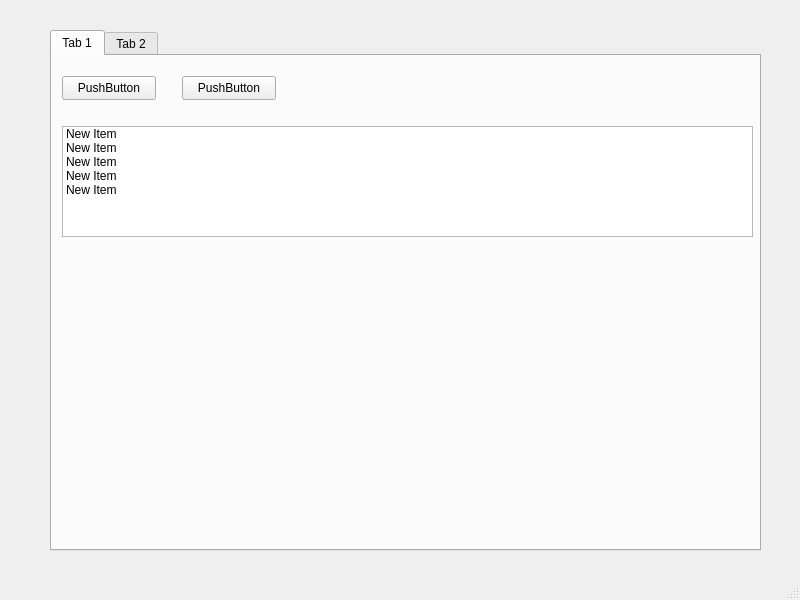
AlexanderKaess/HealthAndProductivityAssistant, file ui/MainWindow.ui: the form before one commit.
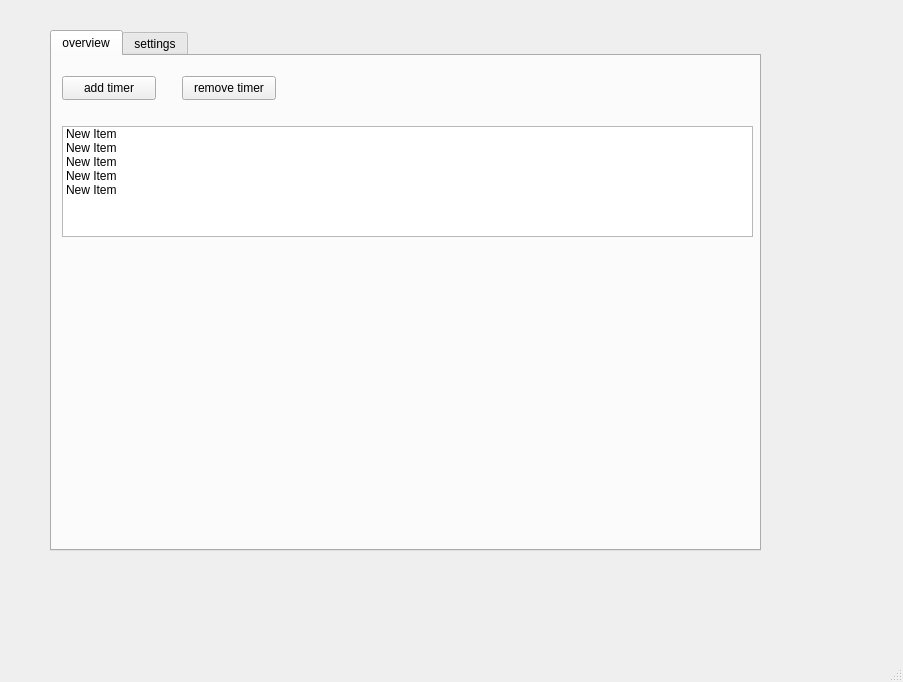
The form after the commit.

Diff of the .ui file:
```diff
--- a/ui/MainWindow.ui
+++ b/ui/MainWindow.ui
@@ -6,8 +6,8 @@
    <rect>
     <x>0</x>
     <y>0</y>
-    <width>800</width>
-    <height>600</height>
+    <width>903</width>
+    <height>682</height>
    </rect>
   </property>
   <property name="windowTitle">
@@ -23,11 +23,17 @@
       <height>521</height>
      </rect>
     </property>
-    <widget class="QWidget" name="tab">
+    <property name="tabPosition">
+     <enum>QTabWidget::TabPosition::North</enum>
+    </property>
+    <property name="currentIndex">
+     <number>0</number>
+    </property>
+    <widget class="QWidget" name="overviewTab">
      <attribute name="title">
-      <string>Tab 1</string>
+      <string>overview</string>
      </attribute>
-     <widget class="QPushButton" name="pushButton">
+     <widget class="QPushButton" name="addTimerPushButton">
       <property name="geometry">
        <rect>
         <x>10</x>
@@ -36,11 +42,14 @@
         <height>24</height>
        </rect>
       </property>
+      <property name="layoutDirection">
+       <enum>Qt::LayoutDirection::LeftToRight</enum>
+      </property>
       <property name="text">
-       <string>PushButton</string>
+       <string>add timer</string>
       </property>
      </widget>
-     <widget class="QPushButton" name="pushButton_2">
+     <widget class="QPushButton" name="removeTimerPushButton">
       <property name="geometry">
        <rect>
         <x>130</x>
@@ -50,7 +59,7 @@
        </rect>
       </property>
       <property name="text">
-       <string>PushButton</string>
+       <string>remove timer</string>
       </property>
      </widget>
      <widget class="QListWidget" name="listWidget">
@@ -91,7 +100,7 @@
     </widget>
     <widget class="QWidget" name="tab_2">
      <attribute name="title">
-      <string>Tab 2</string>
+      <string>settings</string>
      </attribute>
     </widget>
    </widget>
```
Left out of the diff: 4 changed lines with no effect on the pictures.
